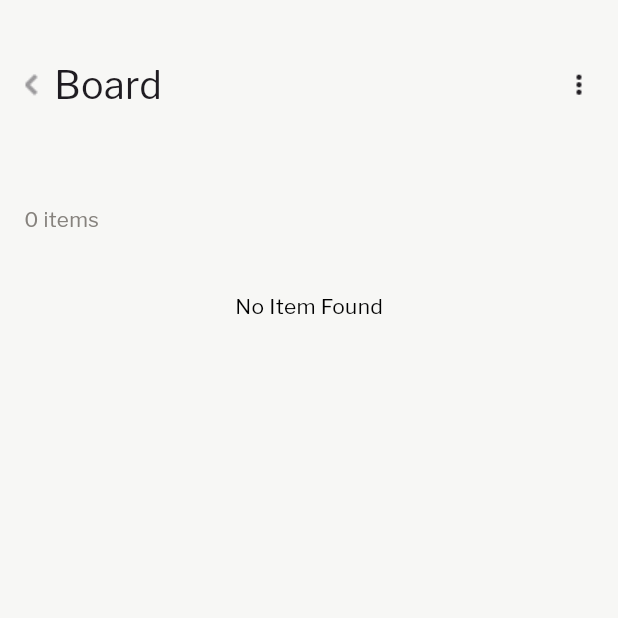
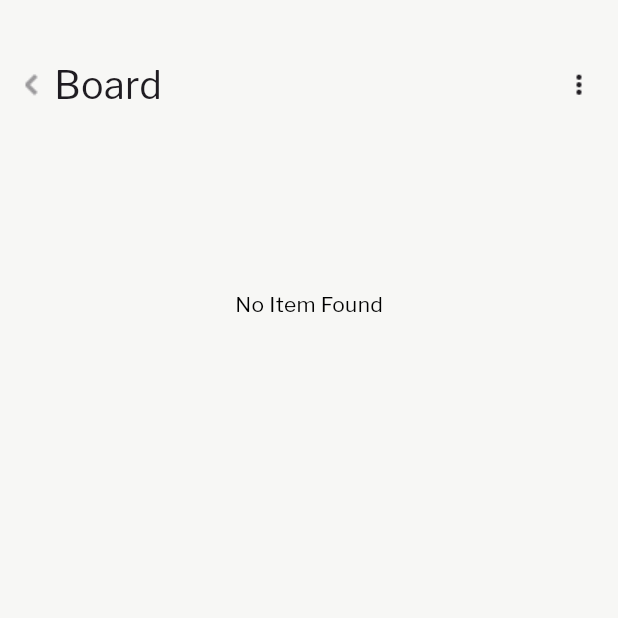
Before and after one commit to LaFetch2026/Lf_Application_Production, a Flutter app: the BoardScreen screen opened directly with empty values, on a phone screen of 412 x 824 dp, the top half of it. Run offline on Flutter 3.47's test engine with Material 2 defaults, Android fonts, the phone set to English and light mode, and no system bars; our stand-ins replace cached_network_image, device_info_plus, dropdown_button2, flutter_cache_manager, flutter_otp_text_field, flutter_screenutil and 6 more; missing offline and left inert: onesignal_flutter, razorpay_flutter; accounts and stored records are empty; network calls fail.

Commit message:
solved board count issue

```diff
--- a/lib/screens/wishlist/boardscreen.dart
+++ b/lib/screens/wishlist/boardscreen.dart
@@ -152,8 +152,9 @@ class BoardScreenState extends State<BoardScreen> {
                               padding: const EdgeInsets.only(
                                   left: 16, right: 16, top: 10),
                               child: AppText(
-                                text:
-                                    "${wishlistController.wishListProduct.length} items",
+                                text: wishlistController.wishListProduct.isEmpty
+                                    ? ""
+                                    : "${wishlistController.wishListProduct.length} items",
                                 color: textHintColor,
                                 fontSize: 12.sp,
                                 fontFamily: "Franklin Gothic Regular",
```
